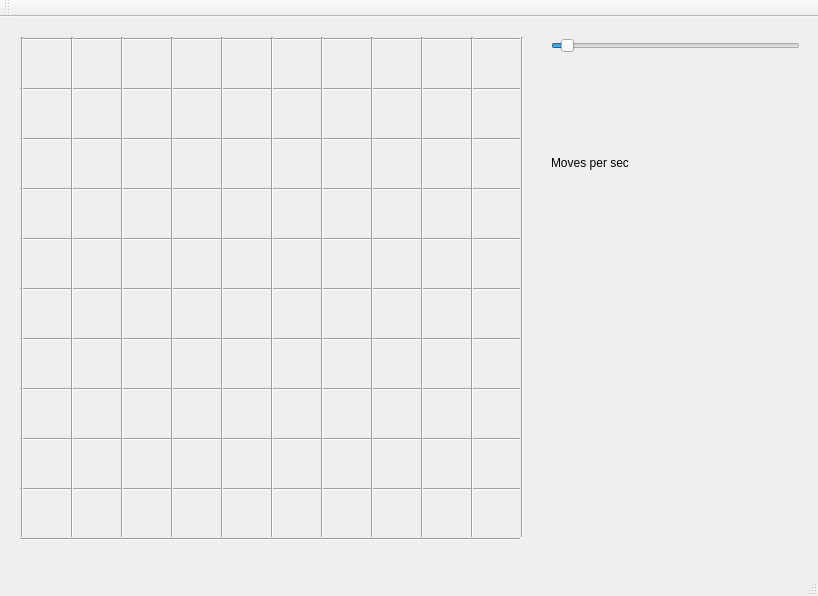
First picture: the form in beergame/mainwindow.ui, repository Bender250/ntnu-ai, before the edit.
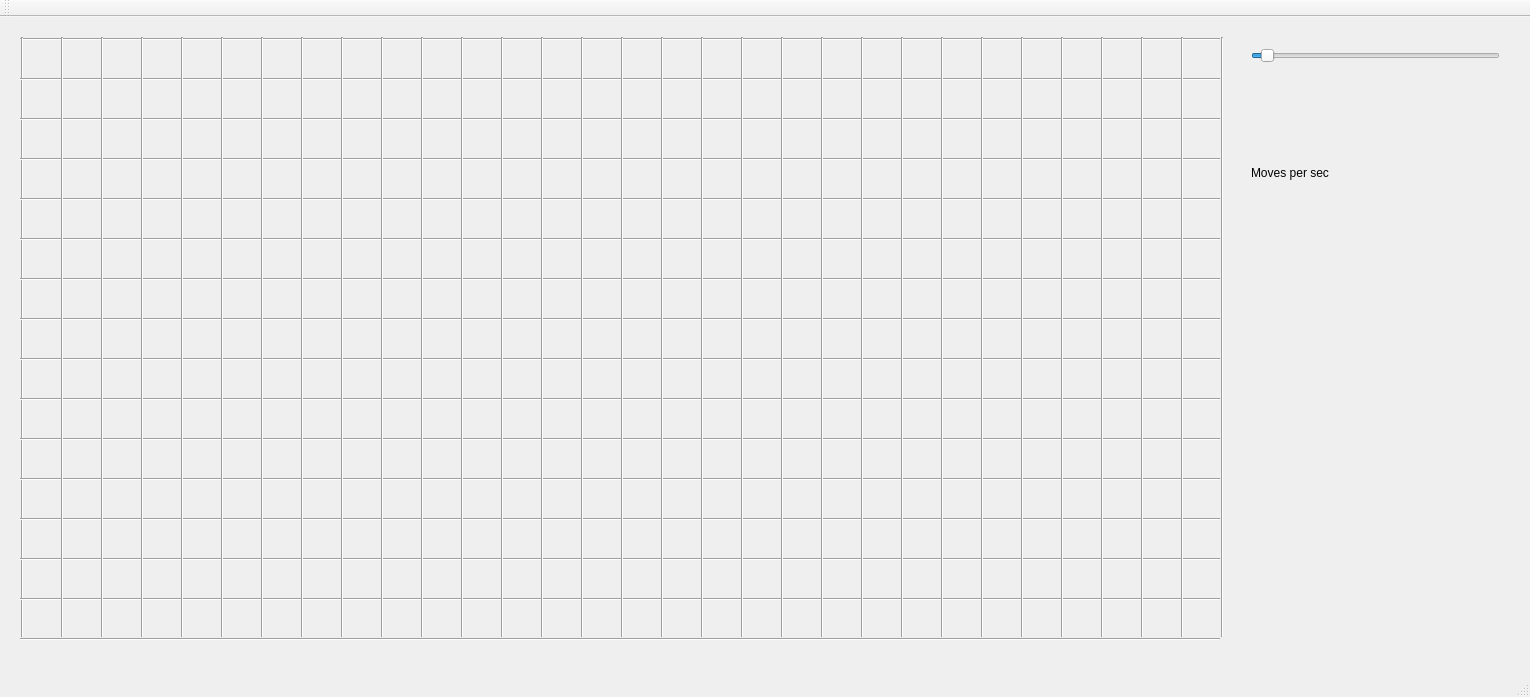
Second picture: the form after the edit. Custom widgets are drawn as their Qt base class.

Patch:
```diff
--- a/beergame/mainwindow.ui
+++ b/beergame/mainwindow.ui
@@ -6,8 +6,8 @@
    <rect>
     <x>0</x>
     <y>0</y>
-    <width>818</width>
-    <height>596</height>
+    <width>1530</width>
+    <height>697</height>
    </rect>
   </property>
   <property name="windowTitle">
@@ -19,8 +19,8 @@
      <rect>
       <x>20</x>
       <y>20</y>
-      <width>504</width>
-      <height>504</height>
+      <width>1210</width>
+      <height>604</height>
      </rect>
     </property>
     <widget class="Line" name="line">
@@ -28,7 +28,7 @@
       <rect>
        <x>0</x>
        <y>0</y>
-       <width>500</width>
+       <width>1200</width>
        <height>4</height>
       </rect>
      </property>
@@ -36,12 +36,25 @@
       <enum>Qt::Horizontal</enum>
      </property>
     </widget>
+    <widget class="Line" name="line_12">
+     <property name="geometry">
+      <rect>
+       <x>0</x>
+       <y>0</y>
+       <width>4</width>
+       <height>600</height>
+      </rect>
+     </property>
+     <property name="orientation">
+      <enum>Qt::Vertical</enum>
+     </property>
+    </widget>
     <widget class="Line" name="line_2">
      <property name="geometry">
       <rect>
        <x>0</x>
-       <y>50</y>
-       <width>500</width>
+       <y>40</y>
+       <width>1200</width>
        <height>4</height>
       </rect>
      </property>
@@ -53,8 +66,8 @@
      <property name="geometry">
       <rect>
        <x>0</x>
-       <y>100</y>
-       <width>500</width>
+       <y>80</y>
+       <width>1200</width>
        <height>4</height>
       </rect>
      </property>
@@ -66,8 +79,8 @@
      <property name="geometry">
       <rect>
        <x>0</x>
-       <y>150</y>
-       <width>500</width>
+       <y>120</y>
+       <width>1200</width>
        <height>4</height>
       </rect>
      </property>
@@ -79,8 +92,8 @@
      <property name="geometry">
       <rect>
        <x>0</x>
-       <y>200</y>
-       <width>500</width>
+       <y>160</y>
+       <width>1200</width>
        <height>4</height>
       </rect>
      </property>
@@ -92,8 +105,8 @@
      <property name="geometry">
       <rect>
        <x>0</x>
-       <y>250</y>
-       <width>500</width>
+       <y>200</y>
+       <width>1200</width>
        <height>4</height>
       </rect>
      </property>
@@ -105,8 +118,8 @@
      <property name="geometry">
       <rect>
        <x>0</x>
-       <y>300</y>
-       <width>500</width>
+       <y>240</y>
+       <width>1200</width>
        <height>4</height>
       </rect>
      </property>
@@ -118,8 +131,8 @@
      <property name="geometry">
       <rect>
        <x>0</x>
-       <y>400</y>
-       <width>500</width>
+       <y>280</y>
+       <width>1200</width>
        <height>4</height>
       </rect>
      </property>
@@ -131,8 +144,8 @@
      <property name="geometry">
       <rect>
        <x>0</x>
-       <y>350</y>
-       <width>500</width>
+       <y>320</y>
+       <width>1200</width>
        <height>4</height>
       </rect>
      </property>
@@ -144,8 +157,8 @@
      <property name="geometry">
       <rect>
        <x>0</x>
-       <y>450</y>
-       <width>500</width>
+       <y>360</y>
+       <width>1200</width>
        <height>4</height>
       </rect>
      </property>
@@ -157,8 +170,8 @@
      <property name="geometry">
       <rect>
        <x>0</x>
-       <y>500</y>
-       <width>500</width>
+       <y>400</y>
+       <width>1200</width>
        <height>4</height>
       </rect>
      </property>
@@ -166,91 +179,78 @@
       <enum>Qt::Horizontal</enum>
      </property>
     </widget>
-    <widget class="Line" name="line_12">
-     <property name="geometry">
-      <rect>
-       <x>0</x>
-       <y>0</y>
-       <width>4</width>
-       <height>500</height>
-      </rect>
-     </property>
-     <property name="orientation">
-      <enum>Qt::Vertical</enum>
-     </property>
-    </widget>
     <widget class="Line" name="line_13">
      <property name="geometry">
       <rect>
-       <x>50</x>
-       <y>0</y>
-       <width>4</width>
-       <height>500</height>
+       <x>0</x>
+       <y>440</y>
+       <width>1200</width>
+       <height>4</height>
       </rect>
      </property>
      <property name="orientation">
-      <enum>Qt::Vertical</enum>
+      <enum>Qt::Horizontal</enum>
      </property>
     </widget>
     <widget class="Line" name="line_14">
      <property name="geometry">
       <rect>
-       <x>100</x>
-       <y>0</y>
-       <width>4</width>
-       <height>500</height>
+       <x>0</x>
+       <y>480</y>
+       <width>1200</width>
+       <height>4</height>
       </rect>
      </property>
      <property name="orientation">
-      <enum>Qt::Vertical</enum>
+      <enum>Qt::Horizontal</enum>
      </property>
     </widget>
     <widget class="Line" name="line_15">
      <property name="geometry">
       <rect>
-       <x>150</x>
-       <y>0</y>
-       <width>4</width>
-       <height>500</height>
+       <x>0</x>
+       <y>520</y>
+       <width>1200</width>
+       <height>4</height>
       </rect>
      </property>
      <property name="orientation">
-      <enum>Qt::Vertical</enum>
+      <enum>Qt::Horizontal</enum>
      </property>
     </widget>
     <widget class="Line" name="line_16">
      <property name="geometry">
       <rect>
-       <x>200</x>
-       <y>0</y>
-       <width>4</width>
-       <height>500</height>
+       <x>0</x>
+       <y>560</y>
+       <width>1200</width>
+       <height>4</height>
       </rect>
      </property>
      <property name="orientation">
-      <enum>Qt::Vertical</enum>
+      <enum>Qt::Horizontal</enum>
      </property>
     </widget>
     <widget class="Line" name="line_17">
      <property name="geometry">
       <rect>
-       <x>250</x>
-       <y>0</y>
-       <width>4</width>
-       <height>500</height>
+       <x>0</x>
+       <y>600</y>
+       <width>1200</width>
+       <height>4</height>
       </rect>
      </property>
      <property name="orientation">
-      <enum>Qt::Vertical</enum>
+      <enum>Qt::Horizontal</enum>
      </property>
     </widget>
     <widget class="Line" name="line_18">
      <property name="geometry">
       <rect>
-       <x>300</x>
+       <x>40</x>
        <y>0</y>
        <width>4</width>
-       <height>500</height>
+       <height>600</height>
       </rect>
      </property>
      <property name="orientation">
@@ -260,10 +260,10 @@
     <widget class="Line" name="line_19">
      <property name="geometry">
       <rect>
-       <x>350</x>
+       <x>80</x>
        <y>0</y>
        <width>4</width>
-       <height>500</height>
+       <height>600</height>
       </rect>
      </property>
      <property name="orientation">
@@ -273,10 +273,10 @@
     <widget class="Line" name="line_20">
      <property name="geometry">
       <rect>
-       <x>400</x>
+       <x>120</x>
        <y>0</y>
        <width>4</width>
-       <height>500</height>
+       <height>600</height>
       </rect>
      </property>
      <property name="orientation">
@@ -286,10 +286,10 @@
     <widget class="Line" name="line_21">
      <property name="geometry">
       <rect>
-       <x>450</x>
+       <x>160</x>
        <y>0</y>
        <width>4</width>
-       <height>500</height>
+       <height>600</height>
       </rect>
      </property>
      <property name="orientation">
@@ -299,44 +299,347 @@
     <widget class="Line" name="line_22">
      <property name="geometry">
       <rect>
-       <x>500</x>
+       <x>200</x>
        <y>0</y>
        <width>4</width>
-       <height>500</height>
+       <height>600</height>
       </rect>
      </property>
      <property name="orientation">
       <enum>Qt::Vertical</enum>
      </property>
     </widget>
-    <zorder>line_5</zorder>
-    <zorder>line_3</zorder>
-    <zorder>line_6</zorder>
-    <zorder>line_11</zorder>
-    <zorder>line_8</zorder>
-    <zorder>line_7</zorder>
-    <zorder>line_4</zorder>
-    <zorder>line_9</zorder>
-    <zorder>line_2</zorder>
-    <zorder>line_10</zorder>
-    <zorder>line</zorder>
-    <zorder>line_12</zorder>
-    <zorder>line_13</zorder>
-    <zorder>line_14</zorder>
-    <zorder>line_15</zorder>
-    <zorder>line_16</zorder>
-    <zorder>line_17</zorder>
-    <zorder>line_18</zorder>
-    <zorder>line_19</zorder>
-    <zorder>line_20</zorder>
-    <zorder>line_21</zorder>
-    <zorder>line_22</zorder>
+    <widget class="Line" name="line_23">
+     <property name="geometry">
+      <rect>
+       <x>240</x>
+       <y>0</y>
+       <width>4</width>
+       <height>600</height>
+      </rect>
+     </property>
+     <property name="orientation">
+      <enum>Qt::Vertical</enum>
+     </property>
+    </widget>
+    <widget class="Line" name="line_24">
+     <property name="geometry">
+      <rect>
+       <x>280</x>
+       <y>0</y>
+       <width>4</width>
+       <height>600</height>
+      </rect>
+     </property>
+     <property name="orientation">
+      <enum>Qt::Vertical</enum>
+     </property>
+    </widget>
+    <widget class="Line" name="line_25">
+     <property name="geometry">
+      <rect>
+       <x>320</x>
+       <y>0</y>
+       <width>4</width>
+       <height>600</height>
+      </rect>
+     </property>
+     <property name="orientation">
+      <enum>Qt::Vertical</enum>
+     </property>
+    </widget>
+    <widget class="Line" name="line_26">
+     <property name="geometry">
+      <rect>
+       <x>360</x>
+       <y>0</y>
+       <width>4</width>
+       <height>600</height>
+      </rect>
+     </property>
+     <property name="orientation">
+      <enum>Qt::Vertical</enum>
+     </property>
+    </widget>
+    <widget class="Line" name="line_27">
+     <property name="geometry">
+      <rect>
+       <x>400</x>
+       <y>0</y>
+       <width>4</width>
+       <height>600</height>
+      </rect>
+     </property>
+     <property name="orientation">
+      <enum>Qt::Vertical</enum>
+     </property>
+    </widget>
+    <widget class="Line" name="line_28">
+     <property name="geometry">
+      <rect>
+       <x>480</x>
+       <y>0</y>
+       <width>4</width>
+       <height>600</height>
+      </rect>
+     </property>
+     <property name="orientation">
+      <enum>Qt::Vertical</enum>
+     </property>
+    </widget>
+    <widget class="Line" name="line_29">
+     <property name="geometry">
+      <rect>
+       <x>440</x>
+       <y>0</y>
+       <width>4</width>
+       <height>600</height>
+      </rect>
+     </property>
+     <property name="orientation">
+      <enum>Qt::Vertical</enum>
+     </property>
+    </widget>
+    <widget class="Line" name="line_30">
+     <property name="geometry">
+      <rect>
+       <x>520</x>
+       <y>0</y>
+       <width>4</width>
+       <height>600</height>
+      </rect>
+     </property>
+     <property name="orientation">
+      <enum>Qt::Vertical</enum>
+     </property>
+    </widget>
+    <widget class="Line" name="line_31">
+     <property name="geometry">
+      <rect>
+       <x>560</x>
+       <y>0</y>
+       <width>4</width>
+       <height>600</height>
+      </rect>
+     </property>
+     <property name="orientation">
+      <enum>Qt::Vertical</enum>
+     </property>
+    </widget>
+    <widget class="Line" name="line_32">
+     <property name="geometry">
+      <rect>
+       <x>600</x>
+       <y>0</y>
+       <width>4</width>
+       <height>600</height>
+      </rect>
+     </property>
+     <property name="orientation">
+      <enum>Qt::Vertical</enum>
+     </property>
+    </widget>
+    <widget class="Line" name="line_33">
+     <property name="geometry">
+      <rect>
+       <x>640</x>
+       <y>0</y>
+       <width>4</width>
+       <height>600</height>
+      </rect>
+     </property>
+     <property name="orientation">
+      <enum>Qt::Vertical</enum>
+     </property>
+    </widget>
+    <widget class="Line" name="line_34">
+     <property name="geometry">
+      <rect>
+       <x>680</x>
+       <y>0</y>
+       <width>4</width>
+       <height>600</height>
+      </rect>
+     </property>
+     <property name="orientation">
+      <enum>Qt::Vertical</enum>
+     </property>
+    </widget>
+    <widget class="Line" name="line_35">
+     <property name="geometry">
+      <rect>
+       <x>720</x>
+       <y>0</y>
+       <width>4</width>
+       <height>600</height>
+      </rect>
+     </property>
+     <property name="orientation">
+      <enum>Qt::Vertical</enum>
+     </property>
+    </widget>
+    <widget class="Line" name="line_36">
+     <property name="geometry">
+      <rect>
+       <x>760</x>
+       <y>0</y>
+       <width>4</width>
+       <height>600</height>
+      </rect>
+     </property>
+     <property name="orientation">
+      <enum>Qt::Vertical</enum>
+     </property>
+    </widget>
+    <widget class="Line" name="line_37">
+     <property name="geometry">
+      <rect>
+       <x>800</x>
+       <y>0</y>
+       <width>4</width>
+       <height>600</height>
+      </rect>
+     </property>
+     <property name="orientation">
+      <enum>Qt::Vertical</enum>
+     </property>
+    </widget>
+    <widget class="Line" name="line_38">
+     <property name="geometry">
+      <rect>
+       <x>840</x>
+       <y>0</y>
+       <width>4</width>
+       <height>600</height>
+      </rect>
+     </property>
+     <property name="orientation">
+      <enum>Qt::Vertical</enum>
+     </property>
+    </widget>
+    <widget class="Line" name="line_39">
+     <property name="geometry">
+      <rect>
+       <x>880</x>
+       <y>0</y>
+       <width>4</width>
+       <height>600</height>
+      </rect>
+     </property>
+     <property name="orientation">
+      <enum>Qt::Vertical</enum>
+     </property>
+    </widget>
+    <widget class="Line" name="line_40">
+     <property name="geometry">
+      <rect>
+       <x>920</x>
+       <y>0</y>
+       <width>4</width>
+       <height>600</height>
+      </rect>
+     </property>
+     <property name="orientation">
+      <enum>Qt::Vertical</enum>
+     </property>
+    </widget>
+    <widget class="Line" name="line_41">
+     <property name="geometry">
+      <rect>
+       <x>960</x>
+       <y>0</y>
+       <width>4</width>
+       <height>600</height>
+      </rect>
+     </property>
+     <property name="orientation">
+      <enum>Qt::Vertical</enum>
+     </property>
+    </widget>
+    <widget class="Line" name="line_42">
+     <property name="geometry">
+      <rect>
+       <x>1000</x>
+       <y>0</y>
+       <width>4</width>
+       <height>600</height>
+      </rect>
+     </property>
+     <property name="orientation">
+      <enum>Qt::Vertical</enum>
+     </property>
+    </widget>
+    <widget class="Line" name="line_43">
+     <property name="geometry">
+      <rect>
+       <x>1040</x>
+       <y>0</y>
+       <width>4</width>
+       <height>600</height>
+      </rect>
+     </property>
+     <property name="orientation">
+      <enum>Qt::Vertical</enum>
+     </property>
+    </widget>
+    <widget class="Line" name="line_44">
+     <property name="geometry">
+      <rect>
+       <x>1080</x>
+       <y>0</y>
+       <width>4</width>
+       <height>600</height>
+      </rect>
+     </property>
+     <property name="orientation">
+      <enum>Qt::Vertical</enum>
+     </property>
+    </widget>
+    <widget class="Line" name="line_45">
+     <property name="geometry">
+      <rect>
+       <x>1120</x>
+       <y>0</y>
+       <width>4</width>
+       <height>600</height>
+      </rect>
+     </property>
+     <property name="orientation">
+      <enum>Qt::Vertical</enum>
+     </property>
+    </widget>
+    <widget class="Line" name="line_46">
+     <property name="geometry">
+      <rect>
+       <x>1160</x>
+       <y>0</y>
+       <width>4</width>
+       <height>600</height>
+      </rect>
+     </property>
+     <property name="orientation">
+      <enum>Qt::Vertical</enum>
+     </property>
+    </widget>
+    <widget class="Line" name="line_47">
+     <property name="geometry">
+      <rect>
+       <x>1200</x>
+       <y>0</y>
+       <width>4</width>
+       <height>600</height>
+      </rect>
+     </property>
+     <property name="orientation">
+      <enum>Qt::Vertical</enum>
+     </property>
+    </widget>
    </widget>
    <widget class="QWidget" name="verticalLayoutWidget">
     <property name="geometry">
      <rect>
-      <x>540</x>
-      <y>10</y>
+      <x>1240</x>
+      <y>20</y>
       <width>271</width>
       <height>251</height>
      </rect>
```
Left out of the diff: 2 changed lines with no effect on the pictures.
